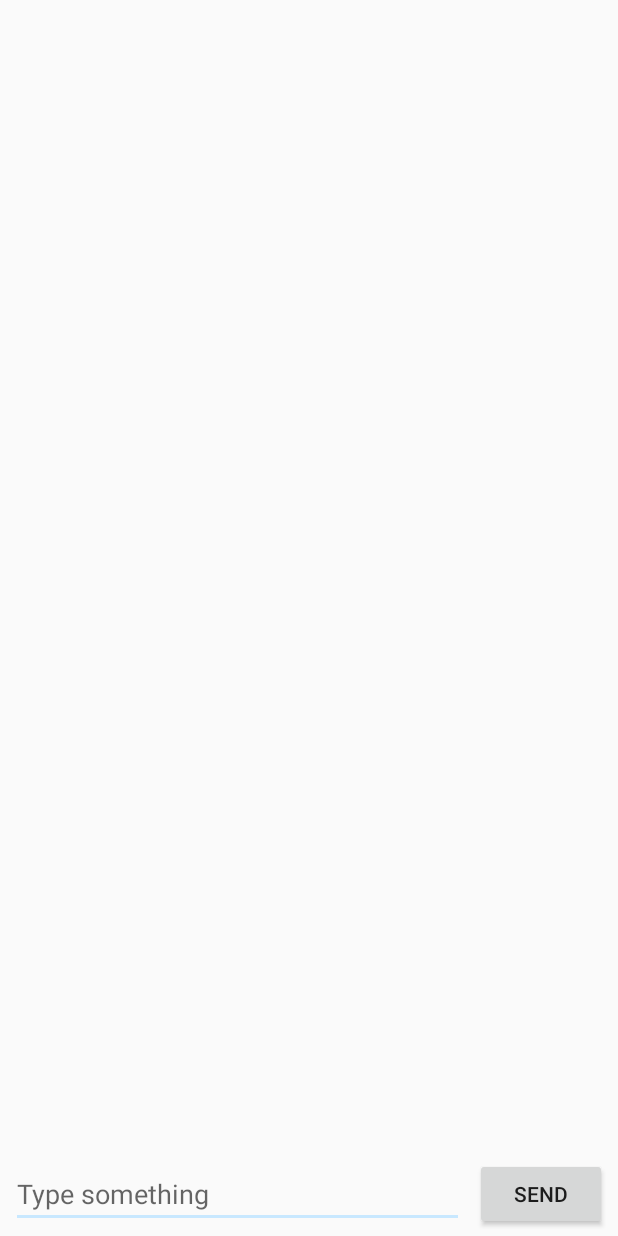
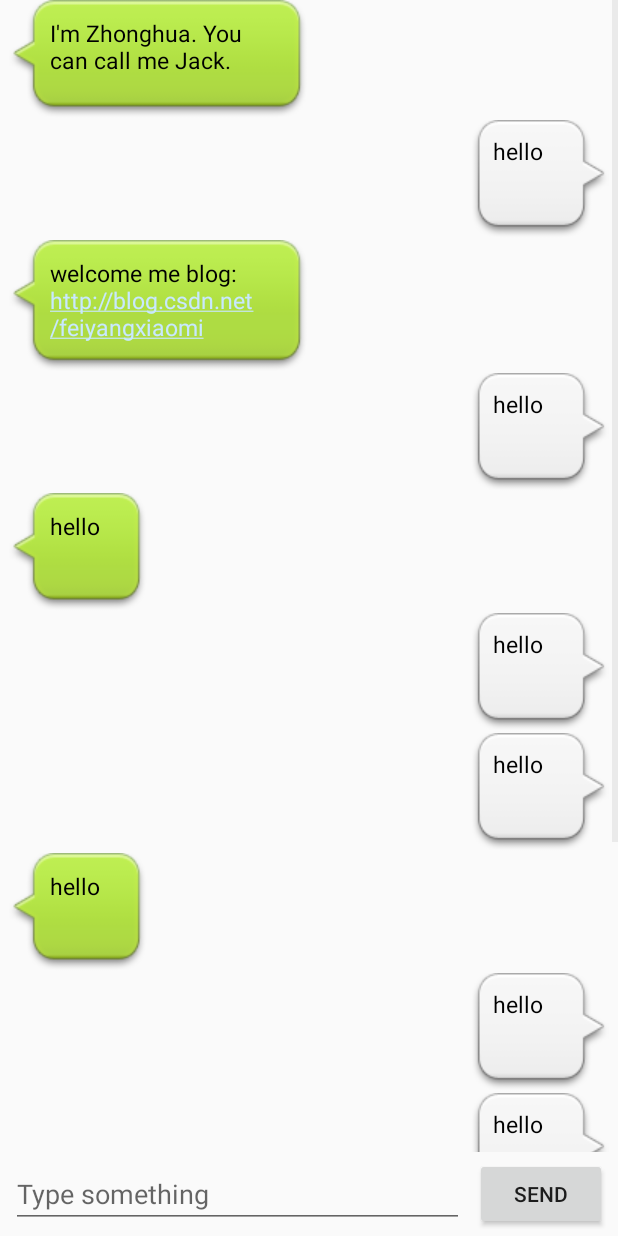
Before and after one commit to JackQinCh/CS673Messenger, an Android app: the ChattingWindowActivity screen opened directly, with no data from a screen before it, on a phone screen of 412 x 824 dp. Run offline under Robolectric (Android 15) with nearby library versions, the phone set to English and light mode, and no system bars.

Commit message:
Jack 1. Added bubble effect to chatting window

```diff
--- /dev/null
+++ b/app/src/main/java/edu/njit/fall15/team1/cs673messenger/controllers/ChattingAdapter.java
@@ -0,0 +1,75 @@
+package edu.njit.fall15.team1.cs673messenger.controllers;
+
+import android.content.Context;
+import android.view.LayoutInflater;
+import android.view.View;
+import android.view.ViewGroup;
+import android.widget.BaseAdapter;
+import android.widget.TextView;
+
+import java.util.List;
+
+import edu.njit.fall15.team1.cs673messenger.R;
+import edu.njit.fall15.team1.cs673messenger.models.ChatMessage;
+
+/**
+ * Created by jack on 10/25/15.
+ */
+public class ChattingAdapter extends BaseAdapter {
+    protected static final String TAG = "ChattingAdapter";
+    private Context context;
+
+    private List<ChatMessage> chatMessages;   //关联数据
+    //析构函数
+    public ChattingAdapter(Context context, List<ChatMessage> messages) {
+        super();
+        this.context = context;
+        this.chatMessages = messages;
+
+    }
+
+    @Override
+    public int getCount() {                 //返回数据源中总的记录数目
+        return chatMessages.size();
+    }
+
+    @Override
+    public Object getItem(int position) {   //获得选择的数据源中某个项目的数据
+        return chatMessages.get(position);
+    }
+
+    @Override
+    public long getItemId(int position) {   //获取数据源中的索引值
+        return position;
+    }
+
+    @Override                               //获取要展示的项目View对象
+    public View getView(int position, View convertView, ViewGroup parent) {
+        ViewHolder holder = null;
+        ChatMessage message = chatMessages.get(position);
+        if (convertView == null || (holder = (ViewHolder) convertView.getTag()).flag != message.getDirection()) {
+
+            holder = new ViewHolder();
+            if (message.getDirection() == ChatMessage.MESSAGE_FROM) {
+                holder.flag = ChatMessage.MESSAGE_FROM;
+
+                convertView = LayoutInflater.from(context).inflate(R.layout.chatting_item_from, null);
+            } else {
+                holder.flag = ChatMessage.MESSAGE_TO;
+                convertView = LayoutInflater.from(context).inflate(R.layout.chatting_item_to, null);
+            }
+
+            holder.text = (TextView) convertView.findViewById(R.id.chatting_content_itv);
+            convertView.setTag(holder);
+        }
+        holder.text.setText(message.getContent());
+
+        return convertView;
+    }
+    //优化listview的Adapter
+    static class ViewHolder {
+        TextView text;
+        int flag;
+    }
+
+}
--- a/app/src/main/java/edu/njit/fall15/team1/cs673messenger/controllers/ChattingWindowActivity.java
+++ b/app/src/main/java/edu/njit/fall15/team1/cs673messenger/controllers/ChattingWindowActivity.java
@@ -2,16 +2,57 @@ package edu.njit.fall15.team1.cs673messenger.controllers;
 
 import android.app.Activity;
 import android.os.Bundle;
+import android.widget.EditText;
+import android.widget.ListView;
+
+import java.util.LinkedList;
+import java.util.List;
 
 import edu.njit.fall15.team1.cs673messenger.R;
+import edu.njit.fall15.team1.cs673messenger.models.ChatMessage;
 
 /**
  * Created by jack on 10/25/15.
  */
 public class ChattingWindowActivity extends Activity{
+    private ListView chatHistoryLv;
+    private EditText textEditor;
+    private ChattingAdapter chatHistoryAdapter;
+    private List<ChatMessage> messages = new LinkedList<>();
+
     @Override
     protected void onCreate(Bundle savedInstanceState) {
         super.onCreate(savedInstanceState);
         setContentView(R.layout.chattingwindow);
+
+        chatHistoryLv = (ListView) findViewById(R.id.chatting_history_lv);
+        setAdapterForThis();
+
+        textEditor = (EditText) findViewById(R.id.text_editor);
+
+    }
+
+    // Set up adapter
+    private void setAdapterForThis() {
+        initMessages();
+        chatHistoryAdapter = new ChattingAdapter(this, messages);
+        chatHistoryLv.setAdapter(chatHistoryAdapter);
+    }
+
+    // Initial message list data.
+    private void initMessages() {
+        messages.add(new ChatMessage(ChatMessage.MESSAGE_FROM, "I'm Zhonghua. You can call me Jack."));
+        messages.add(new ChatMessage(ChatMessage.MESSAGE_TO, "hello"));
+        messages.add(new ChatMessage(ChatMessage.MESSAGE_FROM, "welcome me blog:http://blog.csdn.net/feiyangxiaomi"));
+        messages.add(new ChatMessage(ChatMessage.MESSAGE_TO, "hello"));
+        messages.add(new ChatMessage(ChatMessage.MESSAGE_FROM, "hello"));
+        messages.add(new ChatMessage(ChatMessage.MESSAGE_TO, "hello"));
+        messages.add(new ChatMessage(ChatMessage.MESSAGE_TO, "hello"));
+        messages.add(new ChatMessage(ChatMessage.MESSAGE_FROM, "hello"));
+        messages.add(new ChatMessage(ChatMessage.MESSAGE_TO, "hello"));
+        messages.add(new ChatMessage(ChatMessage.MESSAGE_TO, "hello"));
+        messages.add(new ChatMessage(ChatMessage.MESSAGE_FROM, "hello"));
+        messages.add(new ChatMessage(ChatMessage.MESSAGE_TO, "hello"));
+        messages.add(new ChatMessage(ChatMessage.MESSAGE_TO, "hello"));
     }
 }
--- /dev/null
+++ b/app/src/main/java/edu/njit/fall15/team1/cs673messenger/models/ChatMessage.java
@@ -0,0 +1,34 @@
+package edu.njit.fall15.team1.cs673messenger.models;
+
+/**
+ * Created by jack on 10/25/15.
+ */
+public class ChatMessage {
+    public static final int MESSAGE_FROM = 0;
+    public static final int MESSAGE_TO = 1;
+
+    private int direction;
+    private String content;
+
+    public ChatMessage(int direction, String content) {
+        super();
+        this.direction = direction;
+        this.content = content;
+    }
+
+    public int getDirection() {
+        return direction;
+    }
+
+    public void setDirection(int direction) {
+        this.direction = direction;
+    }
+
+    public void setContent(String content) {
+        this.content = content;
+    }
+
+    public CharSequence getContent() {
+        return content;
+    }
+}
--- /dev/null
+++ b/app/src/main/res/drawable/chatfrom_bg.xml
@@ -0,0 +1,8 @@
+<?xml version="1.0" encoding="utf-8"?>
+<selector
+    xmlns:android="http://schemas.android.com/apk/res/android">
+    <item android:state_focused="true" android:drawable="@drawable/chatfrom_bg_focused" />
+    <item android:state_pressed="true" android:drawable="@drawable/chatfrom_bg_pressed" />
+    <item android:state_selected="true" android:drawable="@drawable/chatfrom_bg_focused" />
+    <item android:drawable="@drawable/chatfrom_bg_normal" />
+</selector>
--- /dev/null
+++ b/app/src/main/res/drawable/chatto_bg.xml
@@ -0,0 +1,8 @@
+<?xml version="1.0" encoding="utf-8"?>
+<selector
+  xmlns:android="http://schemas.android.com/apk/res/android">
+    <item android:state_focused="true" android:drawable="@drawable/chatto_bg_focused" />
+    <item android:state_pressed="true" android:drawable="@drawable/chatto_bg_pressed" />
+    <item android:state_selected="true" android:drawable="@drawable/chatto_bg_focused" />
+    <item android:drawable="@drawable/chatto_bg_normal" />
+</selector>
--- /dev/null
+++ b/app/src/main/res/layout/chatting_item_from.xml
@@ -0,0 +1,18 @@
+<?xml version="1.0" encoding="UTF-8"?>
+<LinearLayout
+    android:orientation="vertical"
+    android:paddingLeft="6.0dip"
+    android:paddingRight="6.0dip"
+    android:layout_width="fill_parent"
+    android:layout_height="wrap_content"
+    xmlns:android="http://schemas.android.com/apk/res/android">
+    <TextView
+        android:id="@+id/chatting_time_tv"
+        style="@style/ChattingUISplit" />
+
+    <TextView
+        android:id="@+id/chatting_content_itv"
+        android:autoLink="web"
+        android:background="@drawable/chatfrom_bg"
+        style="@style/ChattingUIText" />
+</LinearLayout>
--- /dev/null
+++ b/app/src/main/res/layout/chatting_item_to.xml
@@ -0,0 +1,29 @@
+<?xml version="1.0" encoding="UTF-8"?>
+<LinearLayout android:orientation="vertical"
+    android:paddingLeft="6.0dip"
+    android:paddingRight="6.0dip"
+    android:layout_width="fill_parent"
+    android:layout_height="wrap_content"
+    xmlns:android="http://schemas.android.com/apk/res/android">
+    <TextView
+        android:id="@+id/chatting_time_tv"
+        style="@style/ChattingUISplit" />
+    <LinearLayout
+        android:orientation="horizontal"
+        android:layout_width="fill_parent"
+        android:layout_height="wrap_content">
+        <TextView
+            android:layout_width="wrap_content"
+            android:layout_height="wrap_content"
+            android:layout_weight="1.0" />
+        <ImageView
+            android:id="@+id/chatting_state_iv"
+            android:layout_width="wrap_content"
+            android:layout_height="wrap_content" />
+        <TextView
+            android:autoLink="web"
+            android:id="@+id/chatting_content_itv"
+            android:background="@drawable/chatto_bg"
+            style="@style/ChattingUIText" />
+    </LinearLayout>
+</LinearLayout>
--- a/app/src/main/res/values/styles.xml
+++ b/app/src/main/res/values/styles.xml
@@ -10,5 +10,25 @@
         <item name="colorPrimaryDark">@color/colorPrimaryDark</item>
         <item name="colorAccent">@color/colorAccent</item>
     </style>
+    //Jack chatting window style
+    <style name="ChattingUISplit">
+        <item name="android:textSize">13.0dip</item>
+        <item name="android:textColor">#ff56616c</item>
+        <item name="android:gravity">center_horizontal</item>
+        <item name="android:background">@null</item>
+        <item name="android:paddingTop">11.0dip</item>
+        <item name="android:paddingBottom">6.0dip</item>
+        <item name="android:visibility">gone</item>
+        <item name="android:layout_width">fill_parent</item>
+        <item name="android:layout_height">wrap_content</item>
+    </style>
+
+    <style name="ChattingUIText">
+        <item name="android:textSize">15.0dip</item>
+        <item name="android:textColor">#ff000000</item>
+        <item name="android:layout_width">wrap_content</item>
+        <item name="android:layout_height">wrap_content</item>
+        <item name="android:maxWidth">200.0dip</item>
+    </style>
 
 </resources>
```
Also changed, not shown: app/src/main/res/drawable/chatfrom_bg_focused.9.png (added), app/src/main/res/drawable/chatfrom_bg_normal.9.png (added), app/src/main/res/drawable/chatfrom_bg_pressed.9.png (added), app/src/main/res/drawable/chatto_bg_focused.9.png (added), app/src/main/res/drawable/chatto_bg_normal.9.png (added), app/src/main/res/drawable/chatto_bg_pressed.9.png (added).
